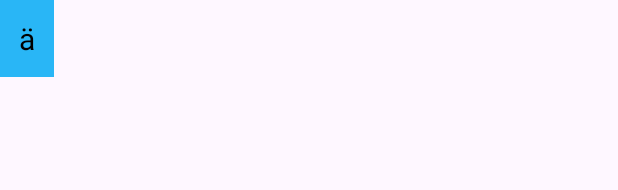
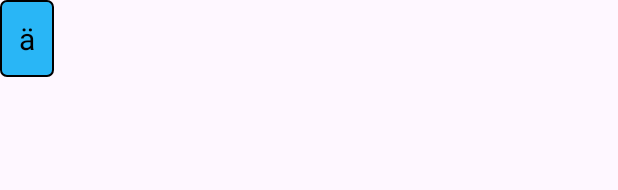
Before and after one commit to DevEmperor/Dictate, an Android app: the layout item_overlay_characters.xml on its own in the app's theme, with its tools: preview values and no code run, on a phone screen of 412 x 824 dp. Shown: the top 190 px of the screen. Run offline under Robolectric (Android 15) with nearby library versions, the light colour scheme and no system bars.

Commit message:
bugfix: overlay characters look more stable now

```diff
--- /dev/null
+++ b/app/src/main/res/drawable/border_textview.xml
@@ -0,0 +1,9 @@
+<?xml version="1.0" encoding="utf-8"?>
+<shape xmlns:android="http://schemas.android.com/apk/res/android"
+    android:shape="rectangle">
+    <solid android:color="@color/dictate_blue" />
+    <corners android:radius="4dp" />
+    <stroke
+        android:width="1dp"
+        android:color="@android:color/black" />
+</shape>
--- a/app/src/main/res/layout/item_overlay_characters.xml
+++ b/app/src/main/res/layout/item_overlay_characters.xml
@@ -4,7 +4,7 @@
     xmlns:tools="http://schemas.android.com/tools"
     android:layout_width="36dp"
     android:layout_height="wrap_content"
-    android:background="@color/dictate_blue"
+    android:background="@drawable/border_textview"
     android:textColor="@color/dictate_black"
     android:gravity="center"
     android:padding="12dp"
```
Also changed, not shown: app/src/main/java/net/devemperor/dictate/core/DictateInputMethodService.java (+25 -25 lines), app/src/main/res/drawable/border_textview_selected.xml (added, +9 -0 lines).
